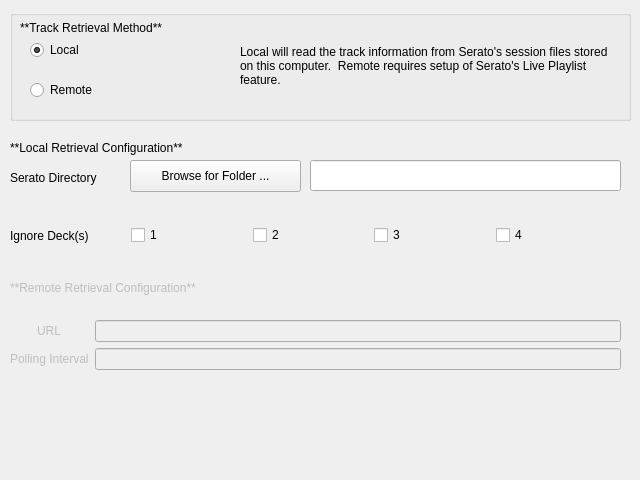
First picture: the form in nowplaying/resources/inputs_serato_ui.ui, repository whatsnowplaying/whats-now-playing, before the edit.
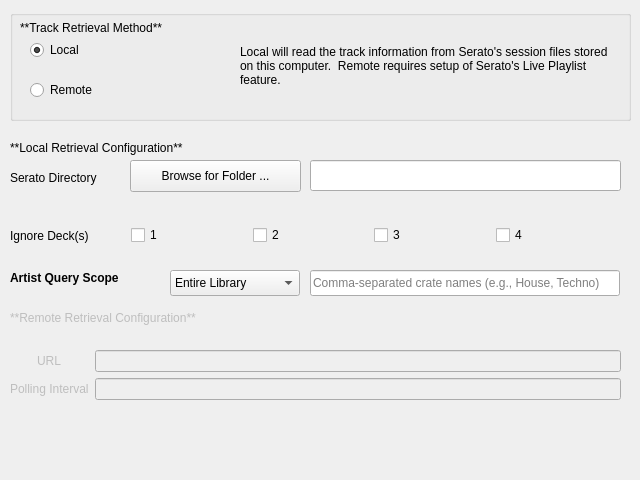
Second picture: the form after the edit.

What changed in the file:
```diff
--- a/nowplaying/resources/inputs_serato_ui.ui
+++ b/nowplaying/resources/inputs_serato_ui.ui
@@ -145,6 +145,66 @@
     </rect>
    </property>
   </widget>
+  <widget class="QLabel" name="artist_query_label">
+   <property name="enabled">
+    <bool>true</bool>
+   </property>
+   <property name="geometry">
+    <rect>
+     <x>10</x>
+     <y>270</y>
+     <width>150</width>
+     <height>16</height>
+    </rect>
+   </property>
+   <property name="font">
+    <font>
+     <bold>true</bold>
+    </font>
+   </property>
+   <property name="text">
+    <string>Artist Query Scope</string>
+   </property>
+  </widget>
+  <widget class="QComboBox" name="serato_artist_scope_combo">
+   <property name="enabled">
+    <bool>true</bool>
+   </property>
+   <property name="geometry">
+    <rect>
+     <x>170</x>
+     <y>270</y>
+     <width>130</width>
+     <height>26</height>
+    </rect>
+   </property>
+   <item>
+    <property name="text">
+     <string>Entire Library</string>
+    </property>
+   </item>
+   <item>
+    <property name="text">
+     <string>Selected Playlists</string>
+    </property>
+   </item>
+  </widget>
+  <widget class="QLineEdit" name="serato_playlists_lineedit">
+   <property name="enabled">
+    <bool>true</bool>
+   </property>
+   <property name="geometry">
+    <rect>
+     <x>310</x>
+     <y>270</y>
+     <width>310</width>
+     <height>26</height>
+    </rect>
+   </property>
+   <property name="placeholderText">
+    <string>Comma-separated crate names (e.g., House, Techno)</string>
+   </property>
+  </widget>
   <widget class="QLabel" name="remoteconfig_label">
    <property name="enabled">
     <bool>false</bool>
@@ -152,7 +212,7 @@
    <property name="geometry">
     <rect>
      <x>10</x>
-     <y>280</y>
+     <y>310</y>
      <width>311</width>
      <height>16</height>
     </rect>
@@ -168,7 +228,7 @@
    <property name="geometry">
     <rect>
      <x>10</x>
-     <y>320</y>
+     <y>350</y>
      <width>611</width>
      <height>80</height>
     </rect>
```
Left out of the diff: 48 changed lines with no effect on the pictures.
